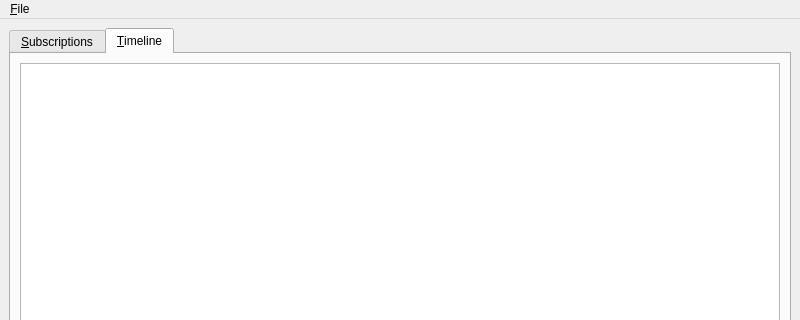
textbrowser/spot-on, file branches/trunk/UI/spot-on-rss.ui: the form before one commit; both pictures show x 0 to 800 and y 0 to 320 of the 800 by 600 pixel window.
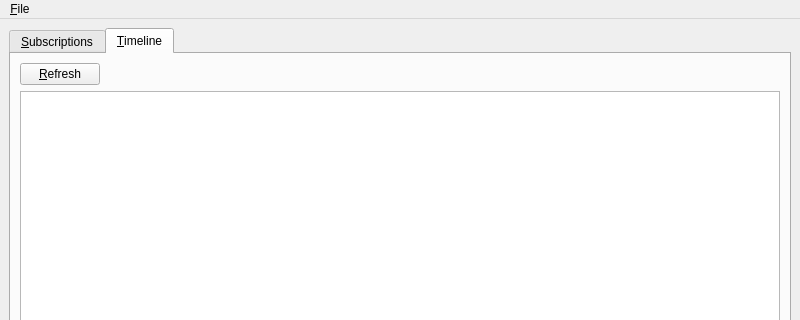
The form after the commit. The open tabs and pages were chosen to show the change. Icons and pictures are not drawn.

Commit message: RSS timeline.

What changed in the file:
```diff
--- a/branches/trunk/UI/spot-on-rss.ui
+++ b/branches/trunk/UI/spot-on-rss.ui
@@ -377,8 +377,37 @@
         <string>&amp;Timeline</string>
        </attribute>
        <layout class="QVBoxLayout" name="verticalLayout_2">
+        <item>
+         <layout class="QHBoxLayout" name="horizontalLayout_4">
+          <item>
+           <widget class="QPushButton" name="refresh_timeline">
+            <property name="text">
+             <string>&amp;Refresh</string>
+            </property>
+           </widget>
+          </item>
+          <item>
+           <spacer name="horizontalSpacer_3">
+            <property name="orientation">
+             <enum>Qt::Horizontal</enum>
+            </property>
+            <property name="sizeHint" stdset="0">
+             <size>
+              <width>40</width>
+              <height>20</height>
+             </size>
+            </property>
+           </spacer>
+          </item>
+         </layout>
+        </item>
         <item>
          <widget class="QTextBrowser" name="timeline">
+          <property name="font">
+           <font>
+            <family>Monospace</family>
+           </font>
+          </property>
           <property name="openLinks">
            <bool>false</bool>
           </property>
```
Left out of the diff: 3 changed lines with no effect on the pictures. The commit also changes 3 other files.
